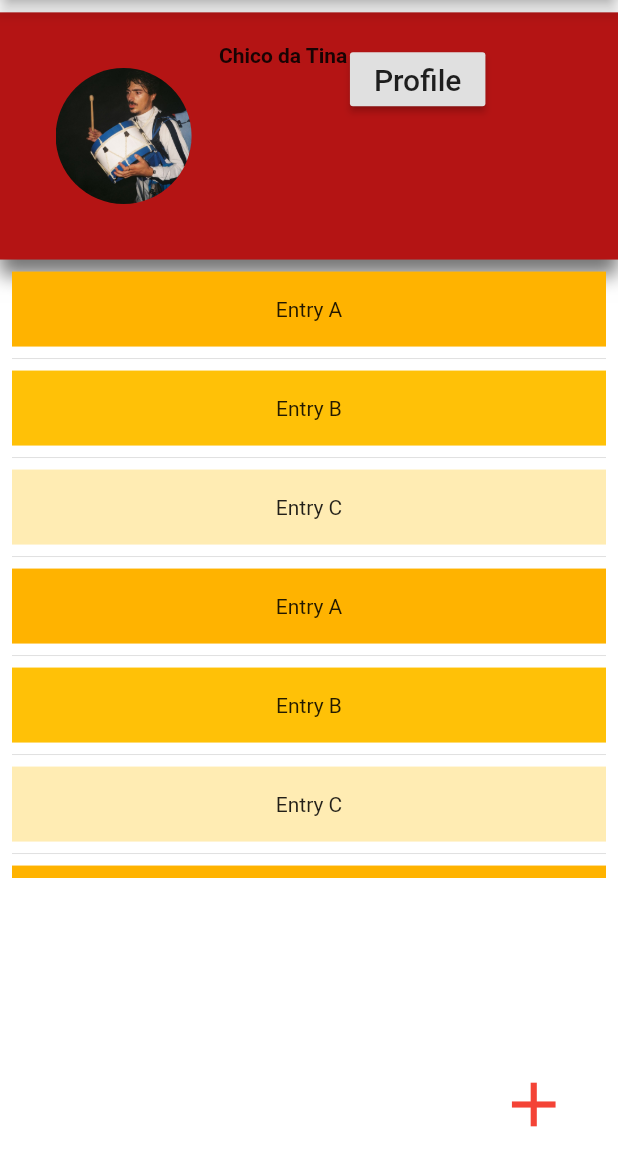
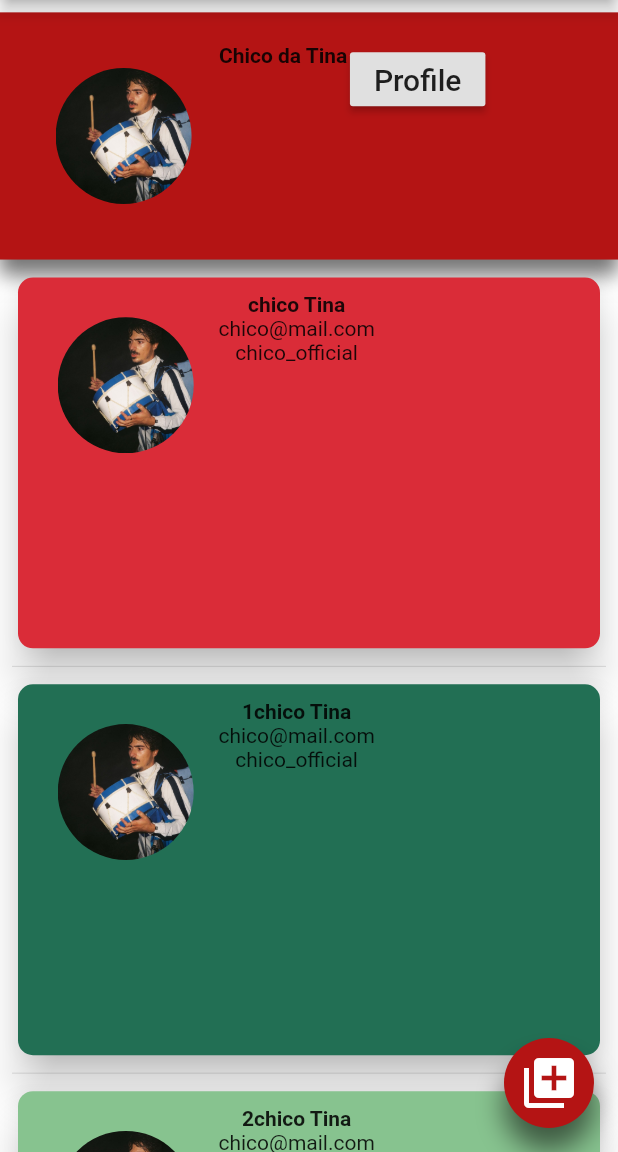
Before and after one commit to softeng-feup/open-cx-b, a Flutter app: the MainScreen screen opened directly, on a phone screen of 412 x 824 dp, the part 84-1236 px from its top. Run offline on Flutter 3.47's test engine with Material 2 defaults, Android fonts, the phone set to English and light mode, and no system bars.

Commit message:
added card viewing and floating button for adding cards

```diff
--- a/frontend/lib/businesscard.dart
+++ b/frontend/lib/businesscard.dart
@@ -2,13 +2,18 @@ class BusinessCard{
   int redValue = 0;
   int greenValue = 0;
   int blueValue = 0;
-  double margin = 0;
+  String name = "Placeholder Name";
+  String email = "Placeholder Email";
+  String linkedIn = "Placeholder linkedIn";
+
 
   int id= -1;
-  BusinessCard(int r, int g, int b, double edge){
+  BusinessCard(int r, int g, int b, String nameInput, String emailInput, String linkedInInput){
     redValue = r;
     greenValue = g;
     blueValue = b;
-    margin = edge;
+    name = nameInput;
+    email = emailInput;
+    linkedIn = linkedInInput;
   }
 }
--- a/frontend/lib/main.dart
+++ b/frontend/lib/main.dart
@@ -142,9 +142,8 @@ class LoginScreen extends StatelessWidget {
 
 class MainScreen extends StatelessWidget {
   @override
-  final List<String> entries = <String>['A', 'B', 'C','A', 'B', 'C','A', 'B', 'C','A', 'B', 'C'];
-  final List<int> colorCodes = <int>[600, 500, 100,600, 500, 100,600, 500, 100,600, 500, 100];
   Widget build(BuildContext context) {
+    List<Widget> businessCards = _getBusinessCard(context) ;
     return Scaffold(backgroundColor: Colors.white,
       resizeToAvoidBottomPadding: true,
       appBar: AppBar(
@@ -209,136 +208,39 @@ class MainScreen extends StatelessWidget {
                 ),
               )
           ),
-          Container(
-            height: 1 * MediaQuery.of(context).size.width,
+          Expanded(
             child: ListView.separated(
               padding: const EdgeInsets.all(8),
-              itemCount: entries.length,
+              itemCount: businessCards.length,
               itemBuilder: (BuildContext context, int index) {
                 return Container(
-                  height: 50,
-                  color: Colors.amber[colorCodes[index]],
-                  child: Center(child: Text('Entry ${entries[index]}')),
+                  child: Center(child: businessCards[index]),
                 );
               },
               separatorBuilder: (BuildContext context, int index) => const Divider(),
             ),
           ),
-          Expanded(
-            child: Container(),
-          ),
-          Container(
-            alignment: Alignment.bottomRight,
-            padding: EdgeInsets.only(bottom: 0.02 * MediaQuery.of(context).size.height,
-                right: 0.1 * MediaQuery.of(context).size.width),
-
-            child:Container(
-              child: cardOptions(),
-            ),
-          ),
-        ],
-      )
-
-      /*Stack(
-        fit: StackFit.expand,
-        children: <Widget>[
-          Column(
-            crossAxisAlignment: CrossAxisAlignment.end,
-            children: <Widget>[
-              Padding(
-                padding: EdgeInsets.only(top: 0.01 * MediaQuery.of(context).size.height,),
-                child:
-              ),
-              Container(
-                alignment: Alignment.center,
-                child: Container(
-                  padding: EdgeInsets.all(0.025 * MediaQuery.of(context).size.height,),
-                  height: 0.2 * MediaQuery.of(context).size.height,
-                  width: 0.55 * MediaQuery.of(context).size.height,
-                  child:Row(
-                    crossAxisAlignment: CrossAxisAlignment.start,
-                    children: <Widget>[
-                      Container(
-                        padding: EdgeInsets.all(0.02 * MediaQuery.of(context).size.height,),
-                        height: 0.15 * MediaQuery.of(context).size.height,
-                        width: 0.15 * MediaQuery.of(context).size.height,
-                        child: ClipRRect(
-                          borderRadius: new BorderRadius.circular(100.0),
-                          child: Image.asset('images/photo.png'),
-                       ),
-                      ),
-                      Container(
-                        child: Text(
-                          'Chico da Tina ',
-                          textAlign: TextAlign.center,
-                          overflow: TextOverflow.ellipsis,
-                          style: TextStyle(fontWeight: FontWeight.bold)
-                        ),
-                      ),
-                      RaisedButton(
-                        onPressed: () {
-                          Navigator.push(
-                            context,
-                            MaterialPageRoute(builder: (context) => Profile()),
-                          );
-                        },
-                        child: Text(
-                      'Profile',
-                        style: TextStyle(fontSize: 20)
-                        ),
-                      ),
-                    ]
-                  ),
-                  decoration: BoxDecoration(
-                    color: Color.fromARGB(255, 180, 20, 20),
-                    boxShadow:[
-                      BoxShadow(
-                          color: Colors.black54,
-                          offset: Offset(0.0, 10.0),
-                          blurRadius: 10.0
-                      )
         ],
       ),
-                )
-              ),
-              Container(
-                height: 0.7 * MediaQuery.of(context).size.width,
-                child: ListView(
-                     children: _getBusinessCard(context),
-                  ),
-                ),
-              Expanded(
-                child: Container(),
-              ),
-              Container(
-                alignment: Alignment.bottomRight,
-                padding: EdgeInsets.only(bottom: 0.02 * MediaQuery.of(context).size.height,
-                    right: 0.1 * MediaQuery.of(context).size.width),
-
-                child:Container(
-                  child: cardOptions(),
-                ),
-              ),
-            ],
-          ),
-        ],
-      ),*/
+      floatingActionButton: cardOptions(),
     );
   }
 
+
   List<Widget> _getBusinessCard(BuildContext context){
     List<BusinessCard> cards =  new List();
-    double numberOfCards = 3;
-    cards.add(BusinessCard(218, 44, 56, 10));
-    cards.add(BusinessCard(34, 111, 84, 20));
-    cards.add(BusinessCard(135, 195, 143, 30));
-    cards.add(BusinessCard(95, 180, 156, 40));
-    cards.add(BusinessCard(5, 255, 60, 50));
-    cards.add(BusinessCard(34, 111, 84, 60));
-    cards.add(BusinessCard(135, 195, 143, 70));
-    cards.add(BusinessCard(95, 180, 156, 80));
+    double numberOfCards = 8;
+    cards.add(BusinessCard(218, 44, 56, "chico Tina", "chico@mail.com", "chico_official"));
+    cards.add(BusinessCard(34, 111, 84, "1chico Tina", "chico@mail.com", "chico_official"));
+    cards.add(BusinessCard(135, 195, 143, "2chico Tina", "chico@mail.com", "chico_official"));
+    cards.add(BusinessCard(95, 180, 156, "3chico Tina", "chico@mail.com", "chico_official"));
+    cards.add(BusinessCard(5, 255, 60, "4chico Tina", "chico@mail.com", "chico_official"));
+    cards.add(BusinessCard(34, 111, 84, "5chico Tina", "chico@mail.com", "chico_official"));
+    cards.add(BusinessCard(135, 195, 143, "6chico Tina", "chico@mail.com", "chico_official"));
+    cards.add(BusinessCard(95, 180, 156, "7chico Tina", "chico@mail.com", "chico_official"));
     List<Widget> cardList = new List();
 
+    for (int i = 0; i < numberOfCards; i++) {
       Widget info = new Container(
           padding: EdgeInsets.all(10),
           child:Row(
@@ -354,23 +256,35 @@ class MainScreen extends StatelessWidget {
                   ),
                 ),
                 Container(
-              child: Text(
-                'Chico da Tina ',
+                    child: Column(
+                      children: <Widget>[
+                        Text(
+                          cards[i].name,
                           textAlign: TextAlign.center,
                           overflow: TextOverflow.ellipsis,
                           style: TextStyle(fontWeight: FontWeight.bold),
                         ),
+                        Text(
+                          cards[i].email,
+                          textAlign: TextAlign.center,
+                          overflow: TextOverflow.ellipsis,
+                          style: TextStyle(fontWeight: FontWeight.normal),
+                        ),
+                        Text(
+                          cards[i].linkedIn,
+                          textAlign: TextAlign.center,
+                          overflow: TextOverflow.ellipsis,
+                          style: TextStyle(fontWeight: FontWeight.normal),
+                        ),
+                      ],
+                    )
                 )
               ]
           )
       );
-
-    for (int i = 0; i < numberOfCards; i++) {
-      cardList.add(Positioned(
-        top: 0.2 * MediaQuery.of(context).size.height * i,
-        child: Draggable(
+      cardList.add(Draggable(
           onDragEnd: (drag){
-            cardList.removeAt(i);
+            //what to do when not dragging anymore.
           },
           childWhenDragging: Container(),
           feedback: Card(
@@ -396,7 +310,7 @@ class MainScreen extends StatelessWidget {
             ),
           ),
         ),
-      ));
+      );
     }
     return cardList;
   }
@@ -421,7 +335,17 @@ Widget cardOptions() => PopupMenuButton(
       CheckedPopupMenuItem(
         child: Text(
           "NFC",
-          style: TextStyle(color: Colors.blueAccent),
+          style: TextStyle(color: Color.fromARGB(255, 180, 20, 20)),
+        ),
+        value: 2,
+        checked: true,
+      ),
+    );
+    list.add(
+      CheckedPopupMenuItem(
+        child: Text(
+          "QR Code",
+          style: TextStyle(color: Color.fromARGB(255, 180, 20, 20)),
         ),
         value: 2,
         checked: true,
@@ -432,7 +356,7 @@ Widget cardOptions() => PopupMenuButton(
       CheckedPopupMenuItem(
         child: Text(
           "Other",
-          style: TextStyle(color: Colors.blueAccent),
+          style: TextStyle(color: Color.fromARGB(255, 180, 20, 20)),
         ),
         value: 2,
         checked: true,
@@ -441,11 +365,28 @@ Widget cardOptions() => PopupMenuButton(
 
     return list;
   },
-  icon: Icon(
-    Icons.add,
-    size: 50,
-    color: Colors.red,
+  padding: EdgeInsets.all(20),
+  child: Container(
+      width: 60.0,
+      height: 60.0,
+    decoration: BoxDecoration(
+      shape: BoxShape.circle,
+      color: Color.fromARGB(255, 180, 20, 20),
+      boxShadow: [
+        BoxShadow(
+            color: Colors.black54,
+            offset: Offset(0.0, 15.0),
+            blurRadius: 15.0
+        )
+      ]
     ),
+    child: Icon(
+      Icons.library_add,
+      size: 40,
+      color: Colors.white,
+    ),
+  ),
+
 );
 
 
```
Lines whose indentation alone changed are shown as unchanged.
